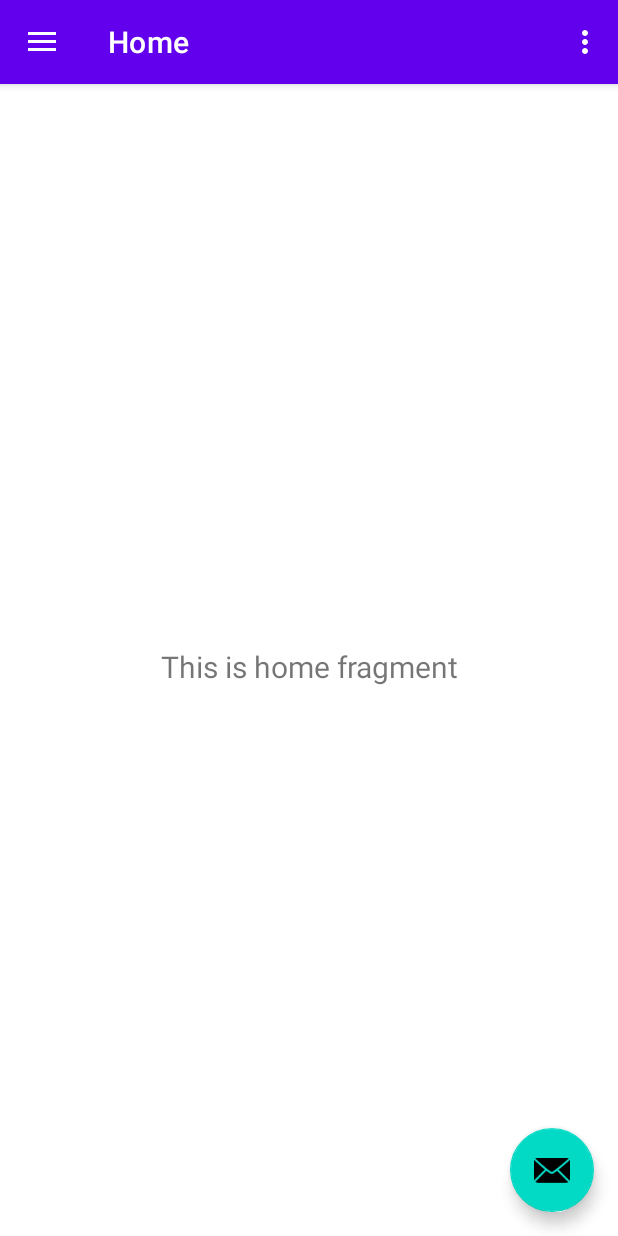
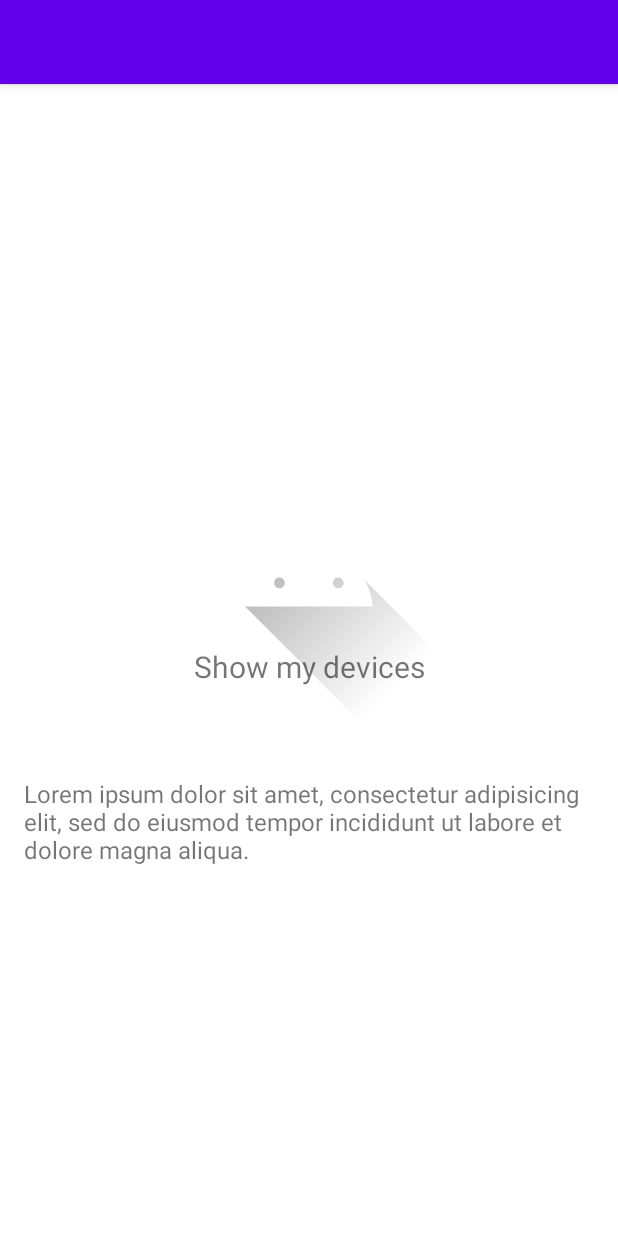
Before and after one commit to AguilarLagunasArturo/iot-dom, an Android app: the screen it shows after launch (MainActivity), on a phone screen of 412 x 824 dp. Run offline under Robolectric (Android 15) with nearby library versions, the phone set to English and light mode, and no system bars; our stand-ins replace navigation-ui; 1 statement that could not run was skipped.

Commit message:
App update

```diff
--- a/IoTDeviceApp/app/src/main/java/com/arturo/aguilar/lagunas/iot/device/app/MainActivity.java
+++ b/IoTDeviceApp/app/src/main/java/com/arturo/aguilar/lagunas/iot/device/app/MainActivity.java
@@ -28,14 +28,14 @@ public class MainActivity extends AppCompatActivity {
         binding = ActivityMainBinding.inflate(getLayoutInflater());
         setContentView(binding.getRoot());
 
-        setSupportActionBar(binding.appBarMain.toolbar);
+        /*setSupportActionBar(binding.appBarMain.toolbar);
         binding.appBarMain.fab.setOnClickListener(new View.OnClickListener() {
             @Override
             public void onClick(View view) {
                 Snackbar.make(view, "Replace with your own action", Snackbar.LENGTH_LONG)
                         .setAction("Action", null).show();
             }
-        });
+        });*/
         DrawerLayout drawer = binding.drawerLayout;
         NavigationView navigationView = binding.navView;
         // Passing each menu ID as a set of Ids because each
--- a/IoTDeviceApp/app/src/main/java/com/arturo/aguilar/lagunas/iot/device/app/ui/home/HomeViewModel.java
+++ b/IoTDeviceApp/app/src/main/java/com/arturo/aguilar/lagunas/iot/device/app/ui/addDevice/AddDeviceViewModel.java
@@ -1,16 +1,16 @@
-package com.arturo.aguilar.lagunas.iot.device.app.ui.home;
+package com.arturo.aguilar.lagunas.iot.device.app.ui.addDevice;
 
 import androidx.lifecycle.LiveData;
 import androidx.lifecycle.MutableLiveData;
 import androidx.lifecycle.ViewModel;
 
-public class HomeViewModel extends ViewModel {
+public class AddDeviceViewModel extends ViewModel {
 
     private MutableLiveData<String> mText;
 
-    public HomeViewModel() {
+    public AddDeviceViewModel() {
         mText = new MutableLiveData<>();
-        mText.setValue("This is home fragment");
+        mText.setValue("Add devices");
     }
 
     public LiveData<String> getText() {
--- a/IoTDeviceApp/app/src/main/java/com/arturo/aguilar/lagunas/iot/device/app/ui/home/HomeFragment.java
+++ b/IoTDeviceApp/app/src/main/java/com/arturo/aguilar/lagunas/iot/device/app/ui/myDevices/MyDevicesFragment.java
@@ -1,4 +1,4 @@
-package com.arturo.aguilar.lagunas.iot.device.app.ui.home;
+package com.arturo.aguilar.lagunas.iot.device.app.ui.myDevices;
 
 import android.os.Bundle;
 import android.view.LayoutInflater;
@@ -12,24 +12,23 @@ import androidx.fragment.app.Fragment;
 import androidx.lifecycle.Observer;
 import androidx.lifecycle.ViewModelProvider;
 
-import com.arturo.aguilar.lagunas.iot.device.app.R;
-import com.arturo.aguilar.lagunas.iot.device.app.databinding.FragmentHomeBinding;
+import com.arturo.aguilar.lagunas.iot.device.app.databinding.FragmentMyDevicesBinding;
 
-public class HomeFragment extends Fragment {
+public class MyDevicesFragment extends Fragment {
 
-    private HomeViewModel homeViewModel;
-    private FragmentHomeBinding binding;
+    private MyDevicesViewModel myDevicesViewModel;
+    private FragmentMyDevicesBinding binding;
 
     public View onCreateView(@NonNull LayoutInflater inflater,
                              ViewGroup container, Bundle savedInstanceState) {
-        homeViewModel =
-                new ViewModelProvider(this).get(HomeViewModel.class);
+        myDevicesViewModel =
+                new ViewModelProvider(this).get(MyDevicesViewModel.class);
 
-        binding = FragmentHomeBinding.inflate(inflater, container, false);
+        binding = FragmentMyDevicesBinding.inflate(inflater, container, false);
         View root = binding.getRoot();
 
         final TextView textView = binding.textHome;
-        homeViewModel.getText().observe(getViewLifecycleOwner(), new Observer<String>() {
+        myDevicesViewModel.getText().observe(getViewLifecycleOwner(), new Observer<String>() {
             @Override
             public void onChanged(@Nullable String s) {
                 textView.setText(s);
--- a/IoTDeviceApp/app/src/main/java/com/arturo/aguilar/lagunas/iot/device/app/ui/slideshow/SlideshowViewModel.java
+++ b/IoTDeviceApp/app/src/main/java/com/arturo/aguilar/lagunas/iot/device/app/ui/myDevices/MyDevicesViewModel.java
@@ -1,16 +1,16 @@
-package com.arturo.aguilar.lagunas.iot.device.app.ui.slideshow;
+package com.arturo.aguilar.lagunas.iot.device.app.ui.myDevices;
 
 import androidx.lifecycle.LiveData;
 import androidx.lifecycle.MutableLiveData;
 import androidx.lifecycle.ViewModel;
 
-public class SlideshowViewModel extends ViewModel {
+public class MyDevicesViewModel extends ViewModel {
 
     private MutableLiveData<String> mText;
 
-    public SlideshowViewModel() {
+    public MyDevicesViewModel() {
         mText = new MutableLiveData<>();
-        mText.setValue("This is slideshow fragment");
+        mText.setValue("Show my devices");
     }
 
     public LiveData<String> getText() {
--- a/IoTDeviceApp/app/src/main/res/layout/app_bar_main.xml
+++ b/IoTDeviceApp/app/src/main/res/layout/app_bar_main.xml
@@ -21,7 +21,7 @@
     </com.google.android.material.appbar.AppBarLayout>
 
     <include layout="@layout/content_main" />
-
+    <!--
     <com.google.android.material.floatingactionbutton.FloatingActionButton
         android:id="@+id/fab"
         android:layout_width="wrap_content"
@@ -30,5 +30,6 @@
         android:layout_marginEnd="@dimen/fab_margin"
         android:layout_marginBottom="16dp"
         app:srcCompat="@android:drawable/ic_dialog_email" />
+    -->
 
 </androidx.coordinatorlayout.widget.CoordinatorLayout>
--- a/IoTDeviceApp/app/src/main/res/layout/content_main.xml
+++ b/IoTDeviceApp/app/src/main/res/layout/content_main.xml
@@ -17,4 +17,41 @@
         app:layout_constraintRight_toRightOf="parent"
         app:layout_constraintTop_toTopOf="parent"
         app:navGraph="@navigation/mobile_navigation" />
+
+    <LinearLayout
+        android:id="@+id/content"
+        android:layout_width="match_parent"
+        android:layout_height="match_parent"
+        android:orientation="vertical"
+        android:gravity="center">
+
+        <ImageView
+            android:id="@+id/logo"
+            android:src="@drawable/ic_launcher_foreground"
+            android:layout_width="200dp"
+            android:layout_height="200dp"
+            android:layout_marginBottom="@dimen/small_margin"/>
+        <!--
+        <TextView
+            android:id="@+id/title_main_content"
+            android:layout_width="wrap_content"
+            android:layout_height="wrap_content"
+            android:text="Some text"
+            android:padding="@dimen/small_margin"
+            android:textSize="@dimen/text_subtitle"
+            app:layout_constraintLeft_toLeftOf="parent"
+            app:layout_constraintRight_toRightOf="parent"/>
+        -->
+        <TextView
+            android:id="@+id/subtitle_main_content"
+            android:layout_width="wrap_content"
+            android:layout_height="wrap_content"
+            android:padding="@dimen/small_margin"
+            android:text="@string/lorem_short"
+            android:textSize="@dimen/text_text"
+            app:layout_constraintLeft_toLeftOf="parent"
+            app:layout_constraintRight_toRightOf="parent"/>
+
+    </LinearLayout>
+
 </androidx.constraintlayout.widget.ConstraintLayout>
--- a/IoTDeviceApp/app/src/main/res/layout/fragment_home.xml
+++ b/IoTDeviceApp/app/src/main/res/layout/fragment_add_device.xml
@@ -4,10 +4,10 @@
     xmlns:tools="http://schemas.android.com/tools"
     android:layout_width="match_parent"
     android:layout_height="match_parent"
-    tools:context=".ui.home.HomeFragment">
+    tools:context=".ui.addDevice.AddDeviceFragment">
 
     <TextView
-        android:id="@+id/text_home"
+        android:id="@+id/text_gallery"
         android:layout_width="match_parent"
         android:layout_height="wrap_content"
         android:layout_marginStart="8dp"
--- a/IoTDeviceApp/app/src/main/res/layout/fragment_gallery.xml
+++ b/IoTDeviceApp/app/src/main/res/layout/fragment_my_devices.xml
@@ -4,10 +4,10 @@
     xmlns:tools="http://schemas.android.com/tools"
     android:layout_width="match_parent"
     android:layout_height="match_parent"
-    tools:context=".ui.gallery.GalleryFragment">
+    tools:context=".ui.myDevices.MyDevicesFragment">
 
     <TextView
-        android:id="@+id/text_gallery"
+        android:id="@+id/text_home"
         android:layout_width="match_parent"
         android:layout_height="wrap_content"
         android:layout_marginStart="8dp"
--- a/IoTDeviceApp/app/src/main/res/layout/fragment_slideshow.xml
+++ b/IoTDeviceApp/app/src/main/res/layout/fragment_settings.xml
@@ -4,7 +4,7 @@
     xmlns:tools="http://schemas.android.com/tools"
     android:layout_width="match_parent"
     android:layout_height="match_parent"
-    tools:context=".ui.slideshow.SlideshowFragment">
+    tools:context=".ui.settings.SettingsFragment">
 
     <TextView
         android:id="@+id/text_slideshow"
--- a/IoTDeviceApp/app/src/main/res/menu/activity_main_drawer.xml
+++ b/IoTDeviceApp/app/src/main/res/menu/activity_main_drawer.xml
@@ -5,16 +5,18 @@
 
     <group android:checkableBehavior="single">
         <item
+            android:id="@+id/nav_gallery"
+            android:icon="@drawable/ic_menu_slideshow"
+            android:title="@string/menu_my_devices" />
+
+        <item
             android:id="@+id/nav_home"
-            android:icon="@drawable/ic_menu_camera"
-            android:title="@string/menu_home" />
-        <item
-            android:id="@+id/nav_gallery"
-            android:icon="@drawable/ic_menu_gallery"
-            android:title="@string/menu_gallery" />
+            android:icon="@drawable/ic_menu_slideshow"
+            android:title="@string/menu_add_device" />
+
         <item
             android:id="@+id/nav_slideshow"
             android:icon="@drawable/ic_menu_slideshow"
-            android:title="@string/menu_slideshow" />
+            android:title="@string/menu_settings" />
     </group>
 </menu>
--- a/IoTDeviceApp/app/src/main/res/navigation/mobile_navigation.xml
+++ b/IoTDeviceApp/app/src/main/res/navigation/mobile_navigation.xml
@@ -7,19 +7,19 @@
 
     <fragment
         android:id="@+id/nav_home"
-        android:name="com.arturo.aguilar.lagunas.iot.device.app.ui.home.HomeFragment"
-        android:label="@string/menu_home"
-        tools:layout="@layout/fragment_home" />
+        android:name="com.arturo.aguilar.lagunas.iot.device.app.ui.myDevices.MyDevicesFragment"
+        android:label="@string/menu_add_device"
+        tools:layout="@layout/fragment_my_devices" />
 
     <fragment
         android:id="@+id/nav_gallery"
-        android:name="com.arturo.aguilar.lagunas.iot.device.app.ui.gallery.GalleryFragment"
-        android:label="@string/menu_gallery"
-        tools:layout="@layout/fragment_gallery" />
+        android:name="com.arturo.aguilar.lagunas.iot.device.app.ui.addDevice.AddDeviceFragment"
+        android:label="@string/menu_my_devices"
+        tools:layout="@layout/fragment_add_device" />
 
     <fragment
         android:id="@+id/nav_slideshow"
-        android:name="com.arturo.aguilar.lagunas.iot.device.app.ui.slideshow.SlideshowFragment"
-        android:label="@string/menu_slideshow"
-        tools:layout="@layout/fragment_slideshow" />
+        android:name="com.arturo.aguilar.lagunas.iot.device.app.ui.settings.SettingsFragment"
+        android:label="@string/menu_settings"
+        tools:layout="@layout/fragment_settings" />
 </navigation>
--- a/IoTDeviceApp/app/src/main/res/values/colors.xml
+++ b/IoTDeviceApp/app/src/main/res/values/colors.xml
@@ -5,6 +5,7 @@
     <color name="purple_700">#FF3700B3</color>
     <color name="teal_200">#FF03DAC5</color>
     <color name="teal_700">#FF018786</color>
+
     <color name="black">#FF000000</color>
     <color name="white">#FFFFFFFF</color>
 </resources>
--- a/IoTDeviceApp/app/src/main/res/values/dimens.xml
+++ b/IoTDeviceApp/app/src/main/res/values/dimens.xml
@@ -5,4 +5,12 @@
     <dimen name="nav_header_vertical_spacing">8dp</dimen>
     <dimen name="nav_header_height">176dp</dimen>
     <dimen name="fab_margin">16dp</dimen>
+
+    <dimen name="small_margin">16dp</dimen>
+    <dimen name="middle_margin">32dp</dimen>
+    <dimen name="large_margin">64dp</dimen>
+
+    <dimen name="text_title">64sp</dimen>
+    <dimen name="text_subtitle">32sp</dimen>
+    <dimen name="text_text">16sp</dimen>
 </resources>
--- a/IoTDeviceApp/app/src/main/res/values/strings.xml
+++ b/IoTDeviceApp/app/src/main/res/values/strings.xml
@@ -2,12 +2,15 @@
     <string name="app_name">IoTDeviceApp</string>
     <string name="navigation_drawer_open">Open navigation drawer</string>
     <string name="navigation_drawer_close">Close navigation drawer</string>
-    <string name="nav_header_title">Android Studio</string>
-    <string name="nav_header_subtitle">android.studio@android.com</string>
+    <string name="nav_header_title">Control your IoT Device</string>
+    <string name="nav_header_subtitle">SS2021</string>
     <string name="nav_header_desc">Navigation header</string>
     <string name="action_settings">Settings</string>
 
-    <string name="menu_home">Home</string>
-    <string name="menu_gallery">Gallery</string>
-    <string name="menu_slideshow">Slideshow</string>
+    <string name="menu_add_device">Add device</string>
+    <string name="menu_my_devices">My devices</string>
+    <string name="menu_settings">Settings</string>
+
+    <string name="lorem_long">Lorem ipsum dolor sit amet, consectetur adipisicing elit, sed do eiusmod tempor incididunt ut labore et dolore magna aliqua. Ut enim ad minim veniam, quis nostrud exercitation ullamco laboris nisi ut aliquip ex ea commodo consequat. Duis aute irure dolor in reprehenderit in voluptate velit esse cillum dolore eu fugiat nulla pariatur. Excepteur sint occaecat cupidatat non proident, sunt in culpa qui officia deserunt mollit anim id est laborum.</string>
+    <string name="lorem_short">Lorem ipsum dolor sit amet, consectetur adipisicing elit, sed do eiusmod tempor incididunt ut labore et dolore magna aliqua.</string>
 </resources>
```
Also changed, not shown: IoTDeviceApp/app/src/main/java/com/arturo/aguilar/lagunas/iot/device/app/ui/addDevice/AddDeviceFragment.java (renamed from IoTDeviceApp/app/src/main/java/com/arturo/aguilar/lagunas/iot/device/app/ui/gallery/GalleryFragment.java, +9 -10 lines), IoTDeviceApp/app/src/main/java/com/arturo/aguilar/lagunas/iot/device/app/ui/settings/SettingsFragment.java (renamed from IoTDeviceApp/app/src/main/java/com/arturo/aguilar/lagunas/iot/device/app/ui/slideshow/SlideshowFragment.java, +9 -10 lines), IoTDeviceApp/app/src/main/java/com/arturo/aguilar/lagunas/iot/device/app/ui/settings/SettingsViewModel.java (renamed from IoTDeviceApp/app/src/main/java/com/arturo/aguilar/lagunas/iot/device/app/ui/gallery/GalleryViewModel.java, +4 -4 lines).
